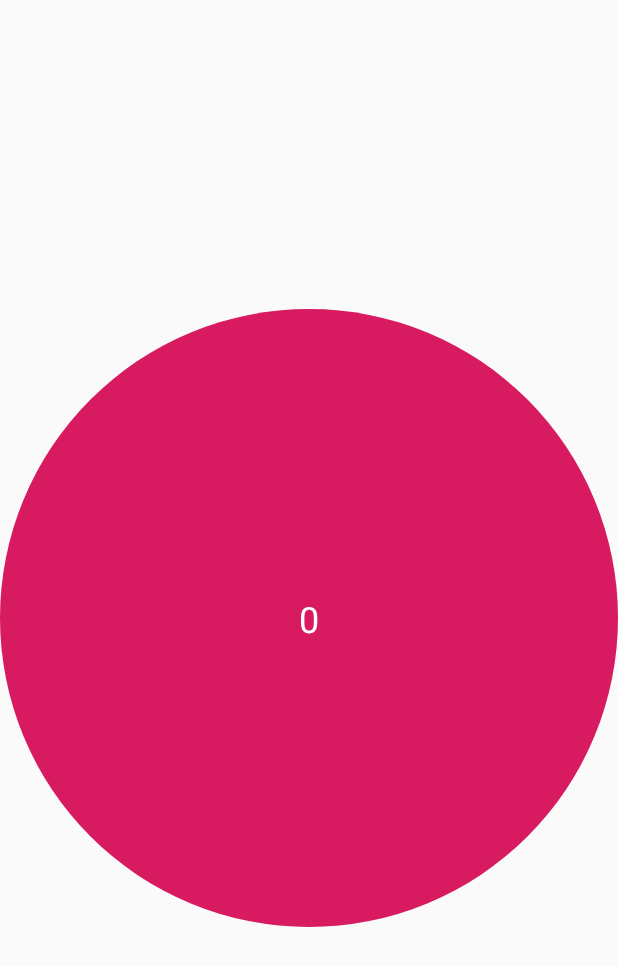
After one commit to BioBut/SimplePaint, an Android app: the layout layout_seekbar_thumb.xml on its own in the app's theme, with its tools: preview values and no code run, on a phone screen of 412 x 824 dp. The commit adds this screen. Shown: the top 966 px of the screen. Run offline under Robolectric (Android 15) with nearby library versions, the phone set to English and light mode, and no system bars.

Commit message:
Added size image for seekbar

```diff
--- a/app/src/main/java/space/fstudio/simplepaint/MainActivity.java
+++ b/app/src/main/java/space/fstudio/simplepaint/MainActivity.java
@@ -3,13 +3,19 @@ package space.fstudio.simplepaint;
 import android.Manifest;
 import android.annotation.SuppressLint;
 import android.content.pm.PackageManager;
+import android.graphics.Bitmap;
+import android.graphics.Canvas;
+import android.graphics.drawable.BitmapDrawable;
+import android.graphics.drawable.Drawable;
 import android.os.Bundle;
+import android.view.LayoutInflater;
 import android.view.Menu;
 import android.view.MenuInflater;
 import android.view.MenuItem;
 import android.view.View;
 import android.widget.Button;
 import android.widget.SeekBar;
+import android.widget.TextView;
 import android.widget.Toast;
 
 import androidx.annotation.NonNull;
@@ -40,12 +46,16 @@ public class MainActivity extends AppCompatActivity implements View.OnClickListe
 
         simpleDrawingView = findViewById(R.id.simpleDrawingView1);
 
-        if (widthBar.getProgress() == 0)
+        if (widthBar.getProgress() == 0){
             widthBar.setProgress(1);
+            widthBar.setThumb(getThumb(1));
+        }
         widthBar.setOnSeekBarChangeListener(new SeekBar.OnSeekBarChangeListener() {
             @Override
             public void onProgressChanged(SeekBar seekBar, int i, boolean b) {
                 simpleDrawingView.setWidth(i);
+                //TODO Fix lags
+                widthBar.setThumb(getThumb(i));
             }
 
             @Override
@@ -58,6 +68,20 @@ public class MainActivity extends AppCompatActivity implements View.OnClickListe
 
             }
         });
+    }
+
+    public Drawable getThumb(int progress) {
+
+        View thumbView = LayoutInflater.from(this).inflate(R.layout.layout_seekbar_thumb, null, false);
+        ((TextView) thumbView.findViewById(R.id.tvProgress)).setText(progress + "");
+
+        thumbView.measure(View.MeasureSpec.UNSPECIFIED, View.MeasureSpec.UNSPECIFIED);
+        Bitmap bitmap = Bitmap.createBitmap(thumbView.getMeasuredWidth(), thumbView.getMeasuredHeight(), Bitmap.Config.ARGB_8888);
+        Canvas canvas = new Canvas(bitmap);
+        thumbView.layout(0, 0, thumbView.getMeasuredWidth(), thumbView.getMeasuredHeight());
+        thumbView.draw(canvas);
+
+        return new BitmapDrawable(getResources(), bitmap);
     }
 
     @SuppressLint("ResourceType")
--- a/app/src/main/java/space/fstudio/simplepaint/Views/VerticalSeekBar.java
+++ b/app/src/main/java/space/fstudio/simplepaint/Views/VerticalSeekBar.java
@@ -2,14 +2,22 @@ package space.fstudio.simplepaint.Views;
 
 import android.annotation.SuppressLint;
 import android.content.Context;
+import android.graphics.Bitmap;
 import android.graphics.Canvas;
+import android.graphics.drawable.BitmapDrawable;
+import android.graphics.drawable.Drawable;
 import android.util.AttributeSet;
+import android.view.LayoutInflater;
 import android.view.MotionEvent;
+import android.view.View;
 import android.widget.SeekBar;
+import android.widget.TextView;
+
+import space.fstudio.simplepaint.MainActivity;
+import space.fstudio.simplepaint.R;
 
 @SuppressLint("AppCompatCustomView")
 public class VerticalSeekBar extends SeekBar {
-
     public VerticalSeekBar(Context context) {
         super(context);
     }
@@ -27,11 +35,11 @@ public class VerticalSeekBar extends SeekBar {
     }
 
     @Override
-    public synchronized void setProgress(int progress)  // it is necessary for calling setProgress on click of a button
-    {
+    public synchronized void setProgress(int progress) {
         super.setProgress(progress);
         onSizeChanged(getWidth(), getHeight(), 0, 0);
     }
+
     @Override
     protected synchronized void onMeasure(int widthMeasureSpec, int heightMeasureSpec) {
         super.onMeasure(heightMeasureSpec, widthMeasureSpec);
--- /dev/null
+++ b/app/src/main/res/drawable/circle.xml
@@ -0,0 +1,6 @@
+<?xml version="1.0" encoding="utf-8"?>
+<shape xmlns:android="http://schemas.android.com/apk/res/android"
+    android:shape="oval">
+    <solid
+        android:color="@color/colorAccent"/>
+</shape>
--- /dev/null
+++ b/app/src/main/res/layout/layout_seekbar_thumb.xml
@@ -0,0 +1,38 @@
+<?xml version="1.0" encoding="utf-8"?>
+<androidx.constraintlayout.widget.ConstraintLayout xmlns:android="http://schemas.android.com/apk/res/android"
+    xmlns:app="http://schemas.android.com/apk/res-auto"
+    xmlns:tools="http://schemas.android.com/tools"
+    android:id="@+id/linearLayout"
+    android:layout_width="match_parent"
+    android:layout_height="match_parent">
+
+    <!--TODO recreate design-->
+
+    <ImageView
+        android:id="@+id/imageView"
+        android:layout_width="0dp"
+        android:layout_height="0dp"
+        android:background="@drawable/circle"
+        app:layout_constraintBottom_toBottomOf="parent"
+        app:layout_constraintDimensionRatio="1:1"
+        app:layout_constraintEnd_toEndOf="parent"
+        app:layout_constraintStart_toStartOf="parent"
+        app:layout_constraintTop_toTopOf="parent"
+        app:layout_constraintVertical_chainStyle="packed">
+
+    </ImageView>
+
+    <TextView
+        android:id="@+id/tvProgress"
+        android:layout_width="wrap_content"
+        android:layout_height="wrap_content"
+        android:text="0"
+        android:textColor="@android:color/white"
+        android:textSize="24sp"
+        app:layout_constraintBottom_toBottomOf="@+id/imageView"
+        app:layout_constraintEnd_toEndOf="@+id/imageView"
+        app:layout_constraintStart_toStartOf="@+id/imageView"
+        app:layout_constraintTop_toTopOf="@+id/imageView" />
+
+
+</androidx.constraintlayout.widget.ConstraintLayout>
```
